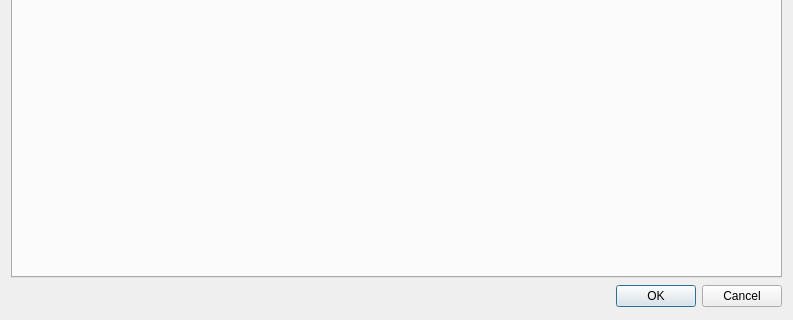
Qt form client/src/ui/dialogs/server_settings_dialog.ui (networkoptix/nx_open) before a commit; both pictures show x 0 to 793 and y 203 to 523 of the 793 by 523 pixel window.
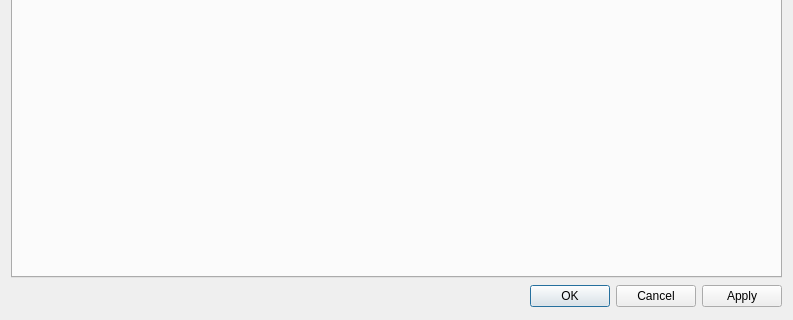
The same form after that commit.

Commit message:
VMS-1154: Improve server settings dialog - storages page
<==== Mercurial data ====>
Branch: dev_2.5.0_gui

Diff of the .ui file:
```diff
--- a/client/src/ui/dialogs/server_settings_dialog.ui
+++ b/client/src/ui/dialogs/server_settings_dialog.ui
@@ -23,7 +23,7 @@
       </size>
      </property>
      <property name="standardButtons">
-      <set>QDialogButtonBox::Cancel|QDialogButtonBox::Ok</set>
+      <set>QDialogButtonBox::Apply|QDialogButtonBox::Cancel|QDialogButtonBox::Ok</set>
      </property>
     </widget>
    </item>
```
The commit also changes 29 other files.
